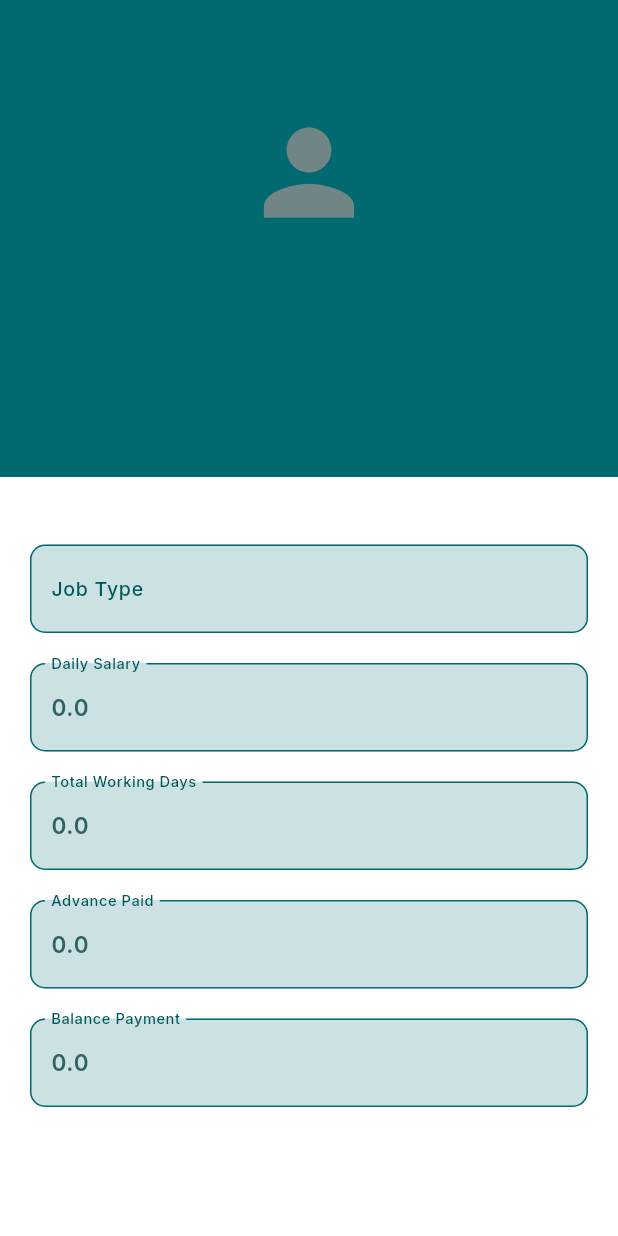
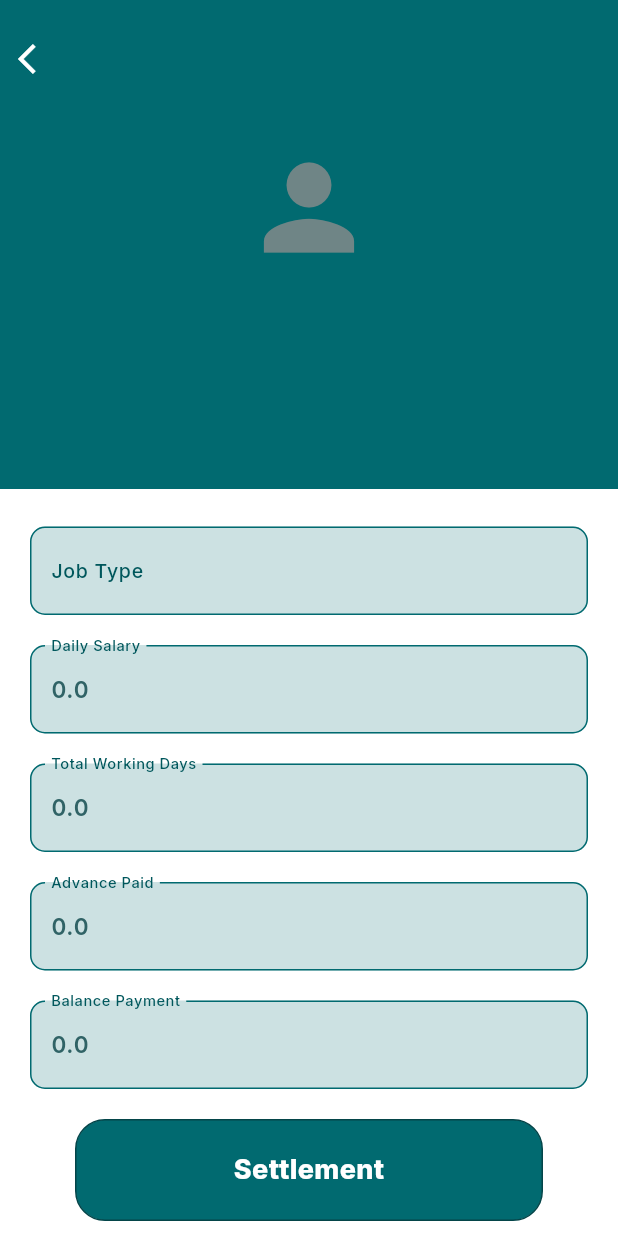
Before and after one commit to fahis7808/mas_ring_works, a Flutter app: the StaffProfilePage screen opened directly with empty values, on a phone screen of 412 x 824 dp. Run offline on Flutter 3.47's test engine with Material 3 defaults, Android fonts, the phone set to English and light mode, and no system bars; our stand-ins replace cloud_firestore, firebase_auth, firebase_core, firebase_storage, google_fonts, image_picker and 3 more; accounts and stored records are empty.

Commit message:
weekly settlement

```diff
--- a/lib/View/screen/staff_details/staff_profile_page.dart
+++ b/lib/View/screen/staff_details/staff_profile_page.dart
@@ -1,13 +1,18 @@
 import 'package:flutter/material.dart';
+import 'package:mas_ring_works/View/screen/staff_details/settlment_alert_box.dart';
+import 'package:mas_ring_works/View/widget/custom_button/custom_button.dart';
 import 'package:mas_ring_works/View/widget/custom_textfield.dart';
 import 'package:mas_ring_works/constants/app_colors.dart';
 import 'package:mas_ring_works/constants/app_fonts.dart';
 import 'package:mas_ring_works/model/staff_model.dart';
+import 'package:mas_ring_works/provider/staff_provider.dart';
 
 class StaffProfilePage extends StatelessWidget {
   final StaffModel staffData;
+  final StaffProvider provider;
 
-  const StaffProfilePage({super.key, required this.staffData});
+  const StaffProfilePage(
+      {super.key, required this.staffData, required this.provider});
 
   @override
   Widget build(BuildContext context) {
@@ -17,7 +22,19 @@ class StaffProfilePage extends StatelessWidget {
         crossAxisAlignment: CrossAxisAlignment.center,
         children: [
           SizedBox(
-            height: 40,
+            height: 15,
+          ),
+          Row(
+            children: [
+              IconButton(
+                  onPressed: () {
+                    Navigator.pop(context);
+                  },
+                  icon: Icon(
+                    Icons.arrow_back_ios,
+                    color: Colors.white,
+                  ))
+            ],
           ),
           CircleAvatar(
             child: Icon(
@@ -47,13 +64,13 @@ class StaffProfilePage extends StatelessWidget {
             style: AppFont.buttonText,
           ),
           SizedBox(
-            height: 35,
+            height: 20,
           ),
           Expanded(
               child: Container(
             color: Colors.white,
             child: Padding(
-              padding: const EdgeInsets.fromLTRB(20, 35, 20, 10),
+              padding: const EdgeInsets.fromLTRB(20, 15, 20, 10),
               child: Column(
                 children: [
                   CustomTextField(
@@ -93,10 +110,24 @@ class StaffProfilePage extends StatelessWidget {
                     value: staffData.balanceSalary.toString(),
                     labelText: "Balance Payment",
                   ),
+                  SizedBox(height: 20),
+                  Padding(
+                    padding: const EdgeInsets.symmetric(horizontal: 30.0),
+                    child: CustomButton(
+                        text: "Settlement",
+                        onTap: () {
+                          showDialog(
+                              context: context,
+                              builder: (ctx) => SettlementAlertBox(
+                                    staffData: staffData,
+                                    staffProvider: provider,
+                                  ));
+                        }),
+                  )
                 ],
               ),
             ),
-          ))
+          )),
         ],
       ),
     );
--- a/lib/util/snack_bar.dart
+++ b/lib/util/snack_bar.dart
@@ -1,9 +1,12 @@
 import 'package:flutter/material.dart';
+import 'package:mas_ring_works/constants/app_colors.dart';
+import 'package:mas_ring_works/constants/app_fonts.dart';
 
 void showSnackBar(BuildContext context, String content) {
   ScaffoldMessenger.of(context).showSnackBar(
     SnackBar(
-      content: Text(content),
+      backgroundColor: AppColors.colorOne,
+      content: Text(content,style: AppFont.buttonText,),
     ),
   );
 }
```
Also changed, not shown: lib/View/screen/staff_details/settlment_alert_box.dart (added, +64 -0 lines), lib/View/screen/staff_details/staff_details.dart (+17 -5 lines), lib/View/screen/vehicle/add_vehicle.dart (+19 -13 lines), lib/View/screen/vehicle/vehicle_page.dart (+35 -13 lines), lib/provider/staff_provider.dart (+21 -1 lines), lib/provider/vehicle_provider.dart (+36 -6 lines).
